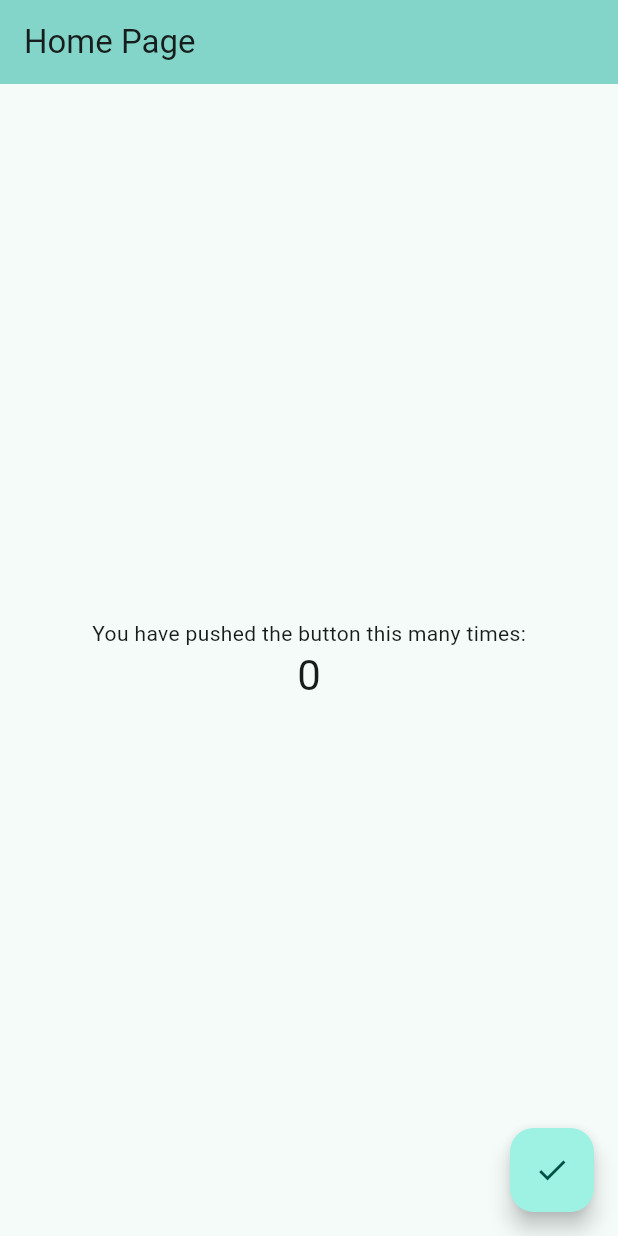
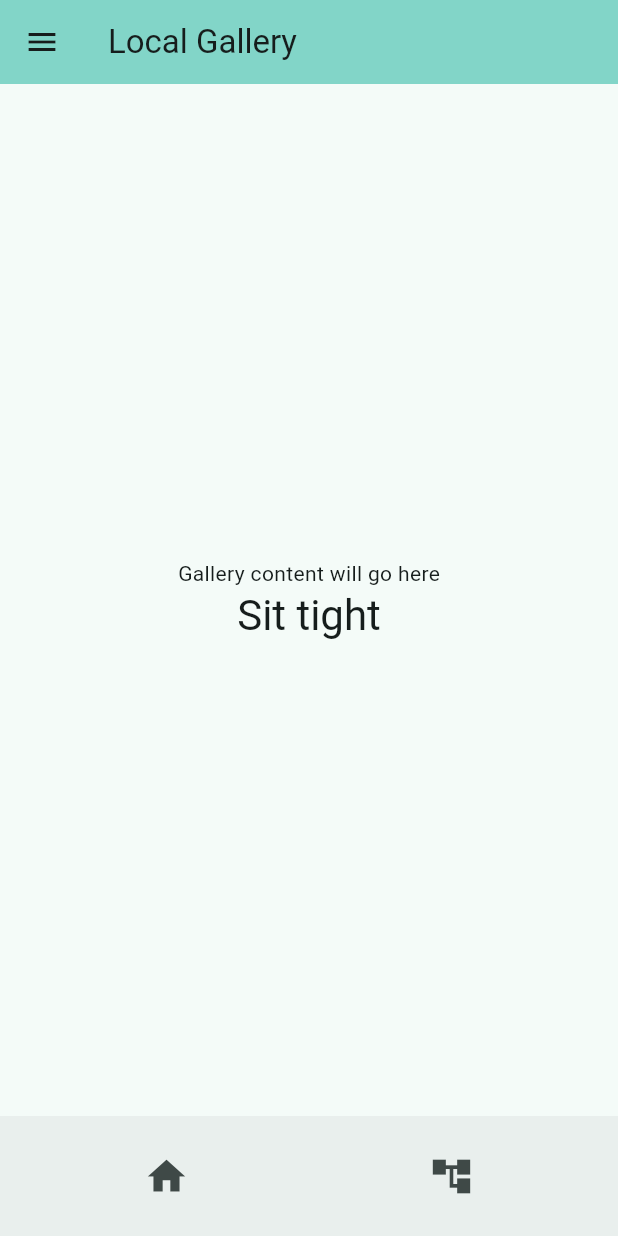
Before and after one commit to Robert-M-Lucas/pheco, a Flutter app: the screen it shows after launch, on a phone screen of 412 x 824 dp. Run offline on Flutter 3.47's test engine with Material 3 defaults, Android fonts, the phone set to English and light mode, and no system bars.

Commit message:
Started looking at adding basic pages

```diff
--- a/lib/main.dart
+++ b/lib/main.dart
@@ -1,4 +1,5 @@
 import 'package:flutter/material.dart';
+import 'package:pheco/ui/pages/gallery_page.dart';
 
 import 'ui/pages/home_page.dart';
 
@@ -17,7 +18,7 @@ class MyApp extends StatelessWidget {
         colorScheme: ColorScheme.fromSeed(seedColor: Colors.teal),
         useMaterial3: true,
       ),
-      home: const HomePage(),
+      home: const GalleryPage(type: GalleryType.local),
     );
   }
 }
--- /dev/null
+++ b/lib/ui/pages/gallery_page.dart
@@ -0,0 +1,132 @@
+import 'package:flutter/material.dart';
+import 'package:pheco/ui/pages/settings_page.dart';
+
+enum GalleryType { local, serverOnly }
+
+class GalleryPage extends StatefulWidget {
+  const GalleryPage({super.key, required this.type});
+
+  final GalleryType type;
+
+  @override
+  State<StatefulWidget> createState() => _GalleryPageState();
+}
+
+class _GalleryPageState extends State<GalleryPage> {
+  String getTitle() {
+    switch (widget.type) {
+      case GalleryType.local:
+        return "Local Gallery";
+      case GalleryType.serverOnly:
+        return "Server-Only Gallery";
+    }
+  }
+
+  void navigateToOther(GalleryType other) {
+    Navigator.of(context).pushReplacement(MaterialPageRoute(
+        builder: (context) =>
+            GalleryPage(type: other)));
+  }
+
+  Widget drawer(BuildContext context) {
+    List<Widget> sample_folders = [];
+
+    for (int i = 0; i < 100; i ++) {
+      sample_folders.add(
+        ListTile(
+            leading: const Icon(Icons.folder),
+            title: Text('Folder $i'),
+            onTap: () {
+              Navigator.pop(context);
+        })
+      );
+    }
+
+    return Drawer(
+      child: Column(
+        children: [
+          Expanded(
+            child: ListView(
+              children: [
+                DrawerHeader(
+                  decoration:
+                      BoxDecoration(color: Theme.of(context).colorScheme.tertiary),
+                  child: const Text('Pheco',
+                      style: TextStyle(color: Colors.white, fontSize: 24)),
+                ) as Widget,
+              ] + sample_folders,
+            ),
+          ),
+          const Divider(),
+          ListTile(
+            leading: Icon(Icons.settings),
+            title: Text('Settings'),
+            onTap: () {
+              Navigator.of(context).push(
+                MaterialPageRoute(builder: (context) => const SettingsPage())
+              );
+            },
+          ),
+        ],
+      ),
+    );
+  }
+
+  @override
+  Widget build(BuildContext context) {
+    return Scaffold(
+      appBar: AppBar(
+        backgroundColor: Theme.of(context).colorScheme.inversePrimary,
+        title: Text(getTitle()),
+      ),
+      drawer: drawer(context),
+      body: Center(
+        child: Column(
+          mainAxisAlignment: MainAxisAlignment.center,
+          children: <Widget>[
+            const Text(
+              'Gallery content will go here',
+            ),
+            Text(
+              'Sit tight',
+              style: Theme.of(context).textTheme.headlineMedium,
+            ),
+          ],
+        ),
+      ),
+      bottomNavigationBar: BottomAppBar(
+        shape: const CircularNotchedRectangle(),
+        notchMargin: 8.0,
+        child: Row(
+          mainAxisAlignment: MainAxisAlignment.spaceAround,
+          children: [
+            Expanded(
+              child: SizedBox.expand(
+                child: IconButton(
+                  icon: const Icon(Icons.home, size: 30),
+                  onPressed: () {
+                    if (widget.type != GalleryType.local) {
+                      navigateToOther(GalleryType.local);
+                    }
+                  },
+                ),
+              ),
+            ),
+            Expanded(
+              child: SizedBox.expand(
+                child: IconButton(
+                  icon: const Icon(Icons.account_tree, size: 30),
+                  onPressed: () {
+                    if (widget.type != GalleryType.serverOnly) {
+                      navigateToOther(GalleryType.serverOnly);
+                    }
+                  },
+                ),
+              ),
+            ),
+          ],
+        ),
+      ),
+    );
+  }
+}
```
Also changed, not shown: lib/ui/pages/home_page.dart (+5 -4 lines), lib/ui/pages/settings_page.dart (added, +35 -0 lines).
